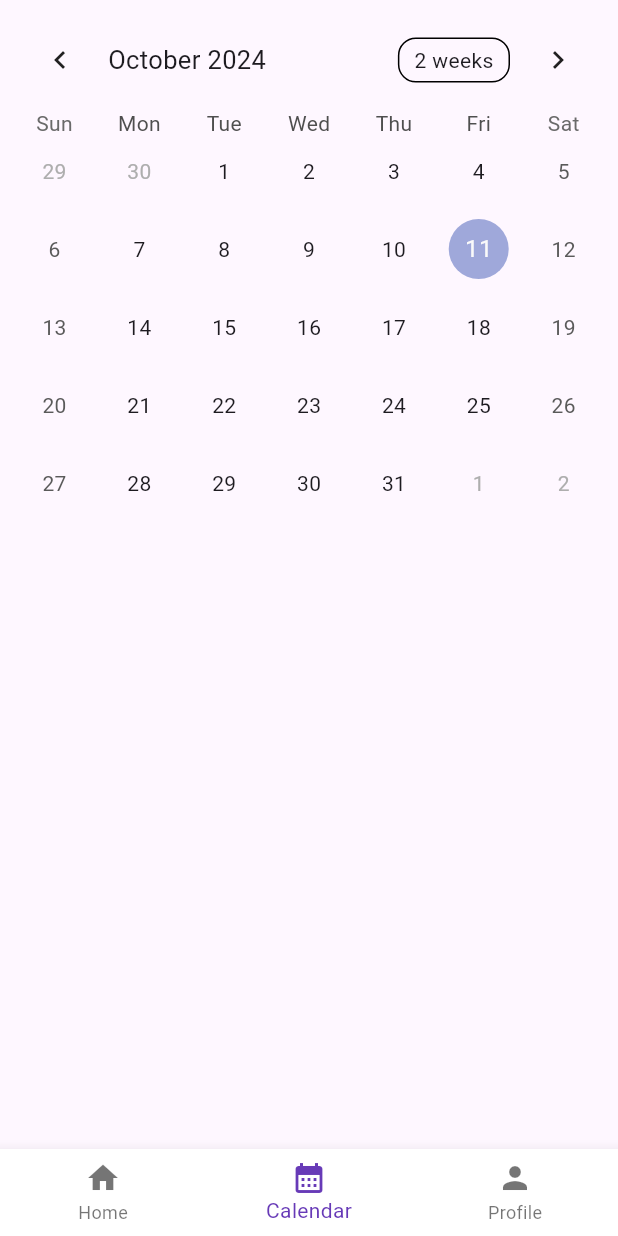
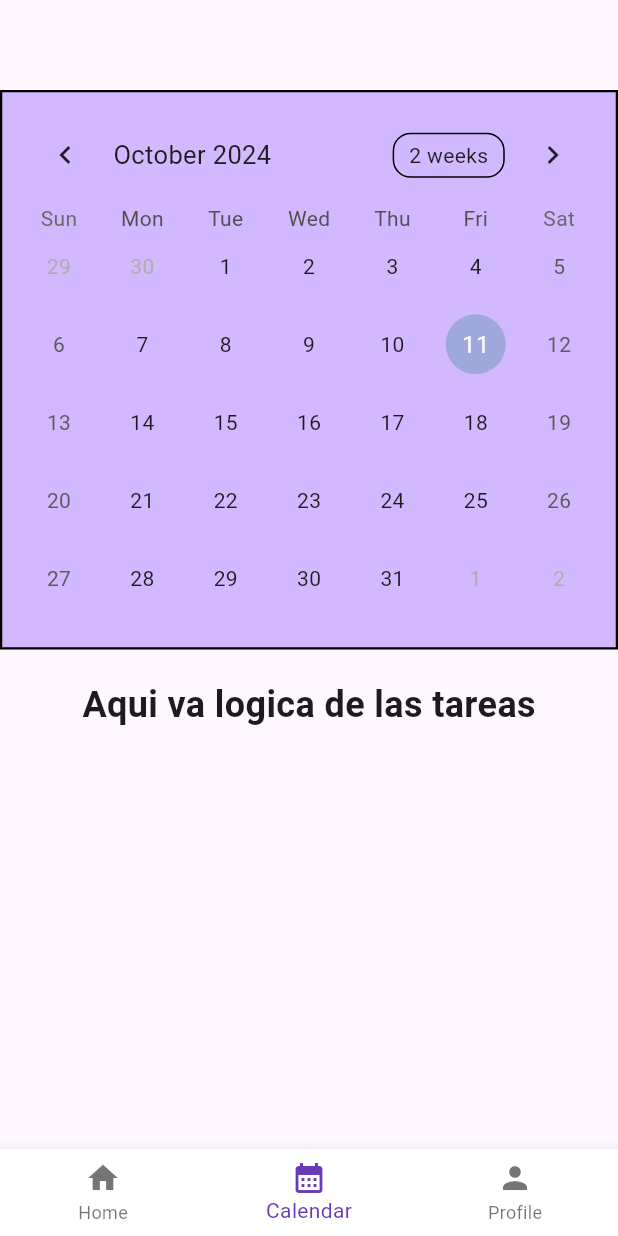
Before and after one commit to DorianoOjeda/project_movil_1, a Flutter app: the Navigation screen opened by its route, item 2 of the bottom bar chosen, on a phone screen of 412 x 824 dp. Run offline on Flutter 3.47's test engine with Material 3 defaults, Android fonts, the phone set to English and light mode, and no system bars; drawn by our look-alikes of table_calendar; our stand-ins replace form_field_validator.

Commit message:
calendar page added

```diff
--- a/lib/handler.dart
+++ b/lib/handler.dart
@@ -1,7 +1,8 @@
 import './ui/components/logo.dart';
 import './ui/components/navigationbtn.dart';
-import './ui/components/calendar.dart';
+import 'ui/components/calendar_widget.dart';
 import 'ui/pages/home.dart';
+import 'ui/pages/calendar.dart';
 
 /// This handler will be use to get reusable components and functions.
 
@@ -13,11 +14,15 @@ NavigationButton getNavigationButton(String text, String route) {
   return NavigationButton(text, route);
 }
 
-Calendar getCalendar() {
-  return const Calendar();
+CalendarWidget getCalendarWidget() {
+  return const CalendarWidget();
 }
 
 /// getPages
 HomePage getHomePage() {
   return const HomePage();
 }
+
+Calendar getCalendar() {
+  return const Calendar();
+}
--- a/lib/ui/components/calendar.dart
+++ b/lib/ui/components/calendar_widget.dart
@@ -1,26 +1,35 @@
 import 'package:flutter/material.dart';
 import 'package:table_calendar/table_calendar.dart';
 
-class Calendar extends StatefulWidget {
-  const Calendar({super.key});
+class CalendarWidget extends StatefulWidget {
+  const CalendarWidget({super.key});
   @override
-  State<Calendar> createState() => _CalendarState();
+  State<CalendarWidget> createState() => _CalendarWidgetState();
 }
 
-class _CalendarState extends State<Calendar> {
+class _CalendarWidgetState extends State<CalendarWidget> {
   CalendarFormat _calendarFormat = CalendarFormat.month;
   DateTime _focusedDay = DateTime.now();
   DateTime? _selectedDay;
 
   @override
   Widget build(BuildContext context) {
-    return Padding(
-      padding: const EdgeInsets.all(8.0),
+    return Container(
+      decoration: BoxDecoration(
+        color: const Color.fromARGB(255, 210, 185, 255),
+        border: Border.all(
+          color: Colors.black, // Color del borde
+          width: 1.5, // Grosor del borde
+        ),
+      ),
+      padding: const EdgeInsets.only(
+          top: 10.0, bottom: 20.0, left: 10.0, right: 10.0),
       child: TableCalendar(
         firstDay: DateTime.utc(2021, 1, 1),
         lastDay: DateTime.utc(2030, 12, 31),
         focusedDay: _focusedDay,
         calendarFormat: _calendarFormat,
+        //function
         selectedDayPredicate: (day) {
           return isSameDay(_selectedDay, day);
         },
--- /dev/null
+++ b/lib/ui/pages/calendar.dart
@@ -0,0 +1,24 @@
+import 'package:flutter/material.dart';
+import 'package:project_1/handler.dart';
+
+class Calendar extends StatefulWidget {
+  const Calendar({super.key});
+  @override
+  State<Calendar> createState() => _CalendarState();
+}
+
+class _CalendarState extends State<Calendar> {
+  @override
+  Widget build(BuildContext context) {
+    return Container(
+        padding: const EdgeInsets.only(top: 60.0, bottom: 30.0),
+        child: Column(
+          children: <Widget>[
+            getCalendarWidget(),
+            const SizedBox(height: 20),
+            const Text("Aqui va logica de las tareas",
+                style: TextStyle(fontSize: 24, fontWeight: FontWeight.bold)),
+          ],
+        ));
+  }
+}
```
